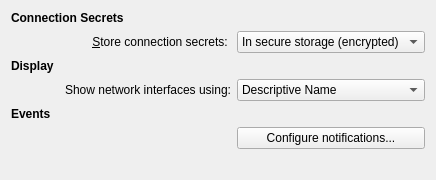
Above: settings/config/othersettings.ui from KDE/networkmanagement before the change. Below: the same form after it.
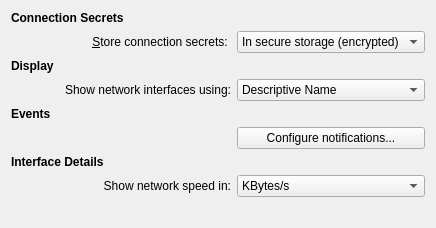
That is the form after the change.

Commit message:
Add option to show network speed in KB/s or KBits/s in interface details widget.
FIXED-IN: nm09 branch

Patch:
```diff
--- a/settings/config/othersettings.ui
+++ b/settings/config/othersettings.ui
@@ -108,7 +108,38 @@
      </property>
     </widget>
    </item>
-   <item row="6" column="1">
+   <item row="6" column="0">
+    <widget class="QLabel" name="interfaceDetailsLabel">
+     <property name="text">
+      <string>&lt;b&gt;Interface Details&lt;/b&gt;</string>
+     </property>
+    </widget>
+   </item>
+   <item row="7" column="0" colspan="2">
+    <widget class="QLabel" name="networkSpeedLabel">
+     <property name="text">
+      <string>Show network speed in:</string>
+     </property>
+     <property name="alignment">
+      <set>Qt::AlignRight|Qt::AlignTrailing|Qt::AlignVCenter</set>
+     </property>
+    </widget>
+   </item>
+   <item row="7" column="2">
+    <widget class="QComboBox" name="kcfg_NetworkSpeedUnit">
+     <item>
+      <property name="text">
+       <string>KBytes/s</string>
+      </property>
+     </item>
+     <item>
+      <property name="text">
+       <string>KBits/s</string>
+      </property>
+     </item>
+    </widget>
+   </item>
+   <item row="8" column="1">
     <spacer name="verticalSpacer">
      <property name="orientation">
       <enum>Qt::Vertical</enum>
@@ -121,7 +152,7 @@
      </property>
     </spacer>
    </item>
-   <item row="7" column="0">
+   <item row="9" column="0">
     <widget class="QLabel" name="lblVersion">
     </widget>
    </item>
```
The commit also changes 5 other files.
